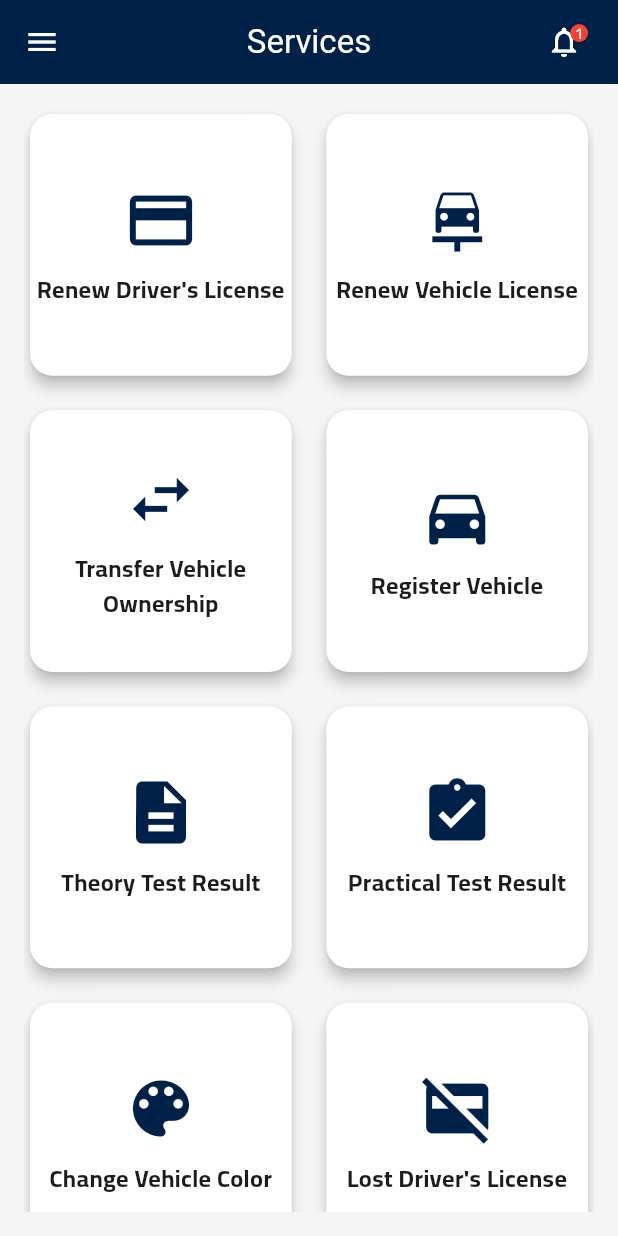
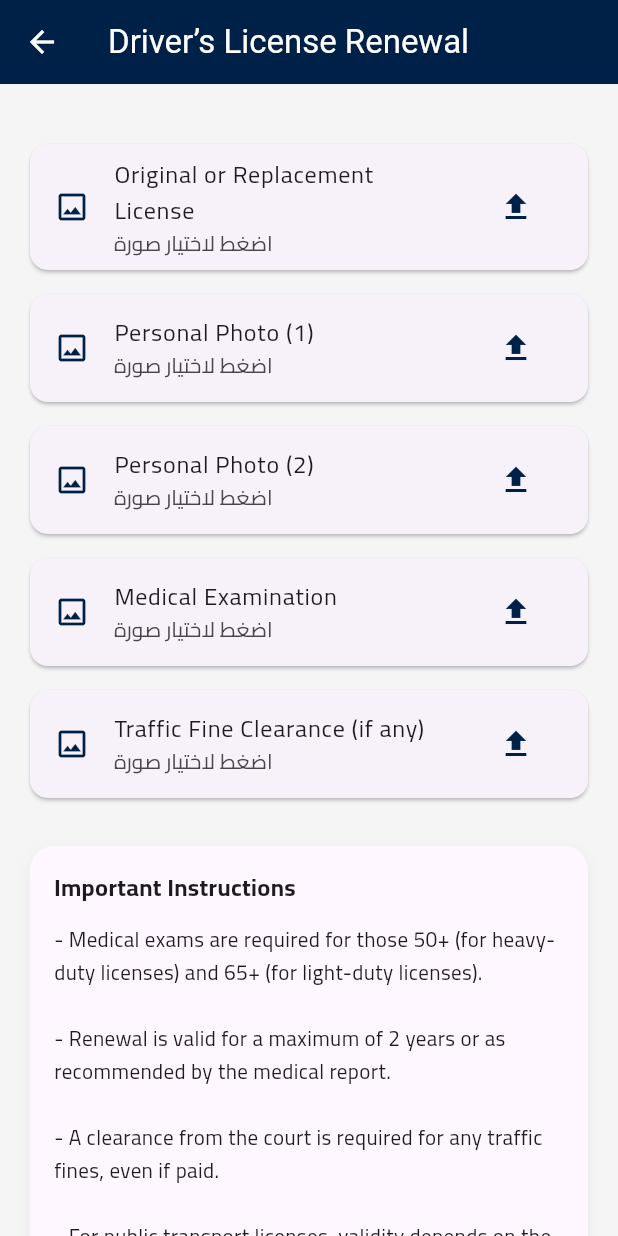
Before and after one commit to osamadweikat/Traffic-Department-Frontend, a Flutter app: the CitizenDashboard screen opened by its route, after a tap on "Renew Driver's License", on a phone screen of 412 x 824 dp. Run offline on Flutter 3.47's test engine with Material 3 defaults, Android fonts, the phone set to English and light mode, and no system bars; our stand-ins replace easy_localization, image_picker, permission_handler, shared_preferences; accounts and stored records are empty.

Commit message:
add license renewal screen and add some animations

```diff
--- a/lib/screens/dashboard/citizen_dashboard.dart
+++ b/lib/screens/dashboard/citizen_dashboard.dart
@@ -4,6 +4,7 @@ import 'package:shared_preferences/shared_preferences.dart';
 import '../../theme/app_theme.dart';
 import '../../widgets/custom_drawer.dart';
 import '../notifications/notifications_screen.dart';
+import '../services/license_renewal/license_renewal_screen.dart';
 
 class CitizenDashboard extends StatefulWidget {
   final VoidCallback toggleTheme;
@@ -120,9 +121,25 @@ class _CitizenDashboardState extends State<CitizenDashboard> {
           ),
           itemCount: services.length,
           itemBuilder: (context, index) {
-            return GestureDetector(
+            return StatefulBuilder(
+              builder: (context, setState) {
+                double scale = 1.0;
+                return Listener(
+                  onPointerDown: (_) => setState(() => scale = 0.95),
+                  onPointerUp: (_) => setState(() => scale = 1.0),
+                  child: AnimatedScale(
+                    scale: scale,
+                    duration: const Duration(milliseconds: 100),
+                    curve: Curves.easeOut,
+                    child: InkWell(
+                      borderRadius: BorderRadius.circular(15),
                       onTap: () {
-
+                        if (index == 0) {
+                          Navigator.push(
+                            context,
+                            MaterialPageRoute(builder: (_) => const LicenseRenewalScreen()),
+                          );
+                        }
                       },
                       child: Card(
                         elevation: 4,
@@ -148,6 +165,10 @@ class _CitizenDashboardState extends State<CitizenDashboard> {
                           ],
                         ),
                       ),
+                    ),
+                  ),
+                );
+              },
             );
           },
         ),
--- a/lib/policy/privacy_policy_screen.dart
+++ b/lib/screens/policy/privacy_policy_screen.dart
@@ -1,6 +1,6 @@
 import 'package:flutter/material.dart';
 import 'package:easy_localization/easy_localization.dart';
-import '../../theme/app_theme.dart';
+import '../../../theme/app_theme.dart';
 
 class PrivacyPolicyScreen extends StatefulWidget {
   const PrivacyPolicyScreen({super.key});
--- /dev/null
+++ b/lib/screens/services/license_renewal/license_renewal_screen.dart
@@ -0,0 +1,214 @@
+import 'dart:io';
+import 'package:flutter/material.dart';
+import 'package:image_picker/image_picker.dart';
+import 'package:easy_localization/easy_localization.dart';
+import 'package:flutter/services.dart' as ui;
+import '../../../theme/app_theme.dart';
+
+class LicenseRenewalScreen extends StatefulWidget {
+  const LicenseRenewalScreen({super.key});
+
+  @override
+  State<LicenseRenewalScreen> createState() => _LicenseRenewalScreenState();
+}
+
+class _LicenseRenewalScreenState extends State<LicenseRenewalScreen>
+    with SingleTickerProviderStateMixin {
+  final Map<String, XFile?> uploadedFiles = {
+    'original_license': null,
+    'personal_photo_1': null,
+    'personal_photo_2': null,
+    'medical_check': null,
+    'fines_clearance': null,
+  };
+
+  late AnimationController _controller;
+  late Animation<Offset> _slideAnimation;
+
+  @override
+  void initState() {
+    super.initState();
+    _controller = AnimationController(
+      duration: const Duration(milliseconds: 800),
+      vsync: this,
+    );
+    _slideAnimation = Tween<Offset>(
+      begin: const Offset(1, 0),
+      end: Offset.zero,
+    ).animate(CurvedAnimation(parent: _controller, curve: Curves.easeOutCubic));
+    _controller.forward();
+  }
+
+  @override
+  void dispose() {
+    _controller.dispose();
+    super.dispose();
+  }
+
+  Future<void> pickImage(String key) async {
+    final ImagePicker picker = ImagePicker();
+    final XFile? image = await picker.pickImage(source: ImageSource.gallery);
+    if (image != null) {
+      setState(() {
+        uploadedFiles[key] = image;
+      });
+    }
+  }
+
+  void removeImage(String key) {
+    setState(() {
+      uploadedFiles[key] = null;
+    });
+  }
+
+  Widget buildUploadTile(String label, String key) {
+    final isSelected = uploadedFiles[key] != null;
+    return Card(
+      margin: const EdgeInsets.symmetric(vertical: 8),
+      shape: RoundedRectangleBorder(borderRadius: BorderRadius.circular(12)),
+      color: isSelected ? Colors.green.shade50 : null,
+      child: Column(
+        children: [
+          ListTile(
+            title: Text(
+              label,
+              style: const TextStyle(fontWeight: FontWeight.w500),
+            ),
+            subtitle:
+                isSelected ? Text('تم اختيار صورة') : Text('اضغط لاختيار صورة'),
+            leading: Icon(Icons.image_outlined, color: AppTheme.navy),
+            trailing:
+                isSelected
+                    ? Row(
+                      mainAxisSize: MainAxisSize.min,
+                      children: [
+                        IconButton(
+                          icon: const Icon(Icons.refresh, color: Colors.orange),
+                          tooltip: 'تغيير',
+                          onPressed: () => pickImage(key),
+                        ),
+                        IconButton(
+                          icon: const Icon(
+                            Icons.delete_outline,
+                            color: Colors.red,
+                          ),
+                          tooltip: 'حذف',
+                          onPressed: () => removeImage(key),
+                        ),
+                        const Icon(Icons.check_circle, color: Colors.green),
+                      ],
+                    )
+                    : IconButton(
+                      icon: const Icon(Icons.upload, color: AppTheme.navy),
+                      onPressed: () => pickImage(key),
+                    ),
+            onTap: () => pickImage(key),
+          ),
+          if (isSelected)
+            Padding(
+              padding: const EdgeInsets.symmetric(
+                horizontal: 16.0,
+                vertical: 6,
+              ),
+              child: ClipRRect(
+                borderRadius: BorderRadius.circular(8),
+                child: Image.file(
+                  File(uploadedFiles[key]!.path),
+                  height: 150,
+                  fit: BoxFit.cover,
+                ),
+              ),
+            ),
+        ],
+      ),
+    );
+  }
+
+  @override
+  Widget build(BuildContext context) {
+    final isDark = Theme.of(context).brightness == Brightness.dark;
+
+    return Directionality(
+      textDirection:
+          context.locale.languageCode == 'ar'
+              ? ui.TextDirection.rtl
+              : ui.TextDirection.ltr,
+      child: Scaffold(
+        appBar: AppBar(
+          title: Text('renew_license_title'.tr()),
+          backgroundColor: AppTheme.navy,
+        ),
+        backgroundColor: isDark ? const Color(0xFF1E1E1E) : AppTheme.lightGrey,
+        body: SlideTransition(
+          position: _slideAnimation,
+          child: SingleChildScrollView(
+            padding: const EdgeInsets.all(20),
+            child: Column(
+              crossAxisAlignment: CrossAxisAlignment.stretch,
+              children: [
+                const SizedBox(height: 12),
+                buildUploadTile('original_license'.tr(), 'original_license'),
+                buildUploadTile('personal_photo_1'.tr(), 'personal_photo_1'),
+                buildUploadTile('personal_photo_2'.tr(), 'personal_photo_2'),
+                buildUploadTile('medical_check'.tr(), 'medical_check'),
+                buildUploadTile('fines_clearance'.tr(), 'fines_clearance'),
+                const SizedBox(height: 24),
+                Container(
+                  padding: const EdgeInsets.all(16),
+                  decoration: BoxDecoration(
+                    color: Theme.of(context).cardColor,
+                    borderRadius: BorderRadius.circular(16),
+                    boxShadow: [
+                      BoxShadow(
+                        color: Colors.black.withOpacity(0.05),
+                        blurRadius: 8,
+                        offset: const Offset(0, 4),
+                      ),
+                    ],
+                  ),
+                  child: Column(
+                    crossAxisAlignment: CrossAxisAlignment.start,
+                    children: [
+                      Text(
+                        'instructions_title'.tr(),
+                        style: const TextStyle(
+                          fontWeight: FontWeight.bold,
+                          fontSize: 16,
+                        ),
+                      ),
+                      const SizedBox(height: 12),
+                      Text(
+                        'instructions_content'.tr(),
+                        style: TextStyle(
+                          height: 1.6,
+                          color: Theme.of(context).textTheme.bodyMedium!.color,
+                        ),
+                      ),
+                    ],
+                  ),
+                ),
+                const SizedBox(height: 30),
+                ElevatedButton(
+                  onPressed: () {
+                    Navigator.pushNamed(context, '/payment');
+                  },
+                  style: ElevatedButton.styleFrom(
+                    backgroundColor: AppTheme.navy,
+                    padding: const EdgeInsets.symmetric(vertical: 14),
+                    shape: RoundedRectangleBorder(
+                      borderRadius: BorderRadius.circular(12),
+                    ),
+                  ),
+                  child: Text(
+                    'proceed_to_payment'.tr(),
+                    style: const TextStyle(color: Colors.white, fontSize: 16),
+                  ),
+                ),
+              ],
+            ),
+          ),
+        ),
+      ),
+    );
+  }
+}
--- a/lib/screens/settings/general_settings_screen.dart
+++ b/lib/screens/settings/general_settings_screen.dart
@@ -1,7 +1,7 @@
 import 'package:flutter/material.dart';
 import 'package:shared_preferences/shared_preferences.dart';
 import 'package:easy_localization/easy_localization.dart';
-import 'package:traffic_department/policy/privacy_policy_screen.dart';
+import 'package:traffic_department/screens/policy/privacy_policy_screen.dart';
 import 'package:traffic_department/screens/about/about_app_screen.dart';
 import 'package:traffic_department/screens/auth/verify_and_change_password_screen.dart';
 import 'package:traffic_department/screens/settings/language_settings_screen.dart';
--- a/lib/translations/en.json
+++ b/lib/translations/en.json
@@ -301,6 +301,18 @@
   "privacy_rights_text": "You have the right to view, edit, delete or revoke consent regarding your data.",
   "privacy_contact_title": "Contact Us",
   "privacy_contact_text": "For inquiries: privacy@trafficapp.ps",
-  "privacy_last_updated": "Last updated: April 1, 2025"
+  "privacy_last_updated": "Last updated: April 1, 2025",
+
+  "renew_license_title": "Driver’s License Renewal",
+  "original_license": "Original or Replacement License",
+  "personal_photo_1": "Personal Photo (1)",
+  "personal_photo_2": "Personal Photo (2)",
+  "medical_check": "Medical Examination",
+  "fines_clearance": "Traffic Fine Clearance (if any)",
+  "tap_to_select_image": "Tap to select an image",
+  "image_selected": "Image selected",
+  "instructions_title": "Important Instructions",
+  "instructions_content": "- Medical exams are required for those 50+ (for heavy-duty licenses) and 65+ (for light-duty licenses).\n\n- Renewal is valid for a maximum of 2 years or as recommended by the medical report.\n\n- A clearance from the court is required for any traffic fines, even if paid.\n\n- For public transport licenses, validity depends on the medical exam.\n\n- For truck licenses, renewal depends on Ministry of Health notes.",
+  "proceed_to_payment": "Proceed to Payment"
 
 }
```
Also changed, not shown: lib/translations/ar.json (+13 -1 lines). Lines whose indentation alone changed are shown as unchanged.
